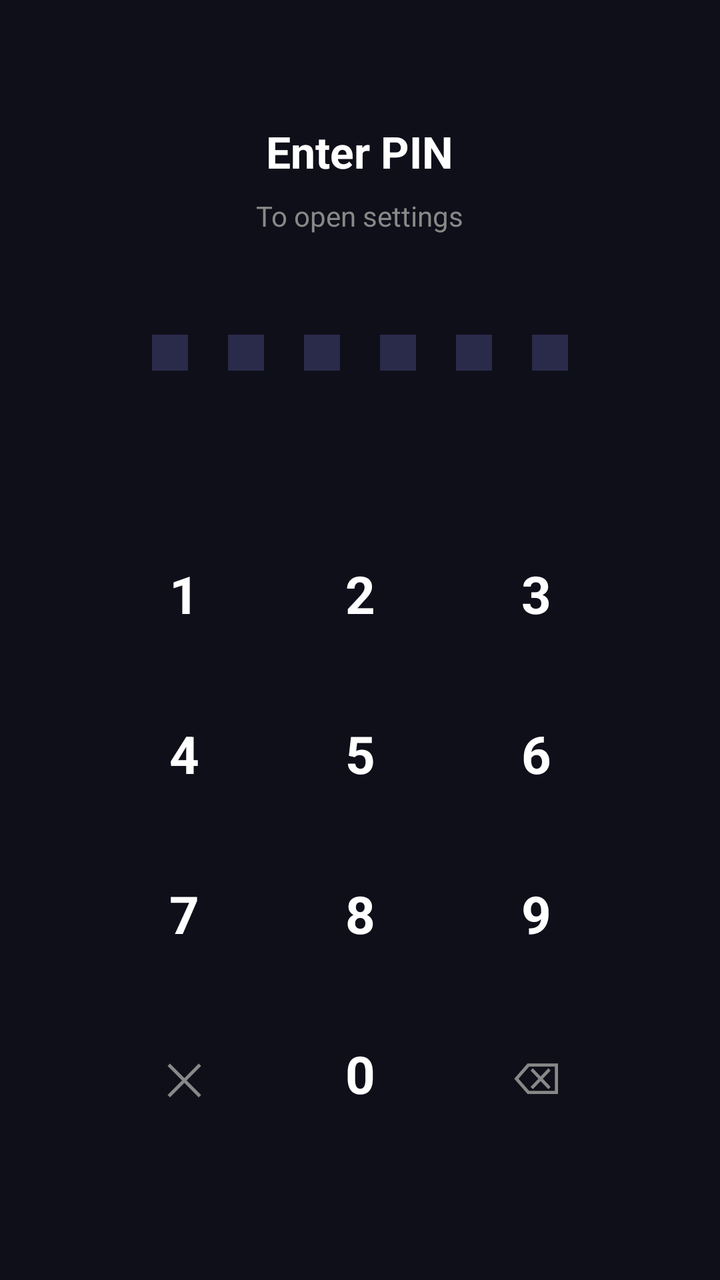
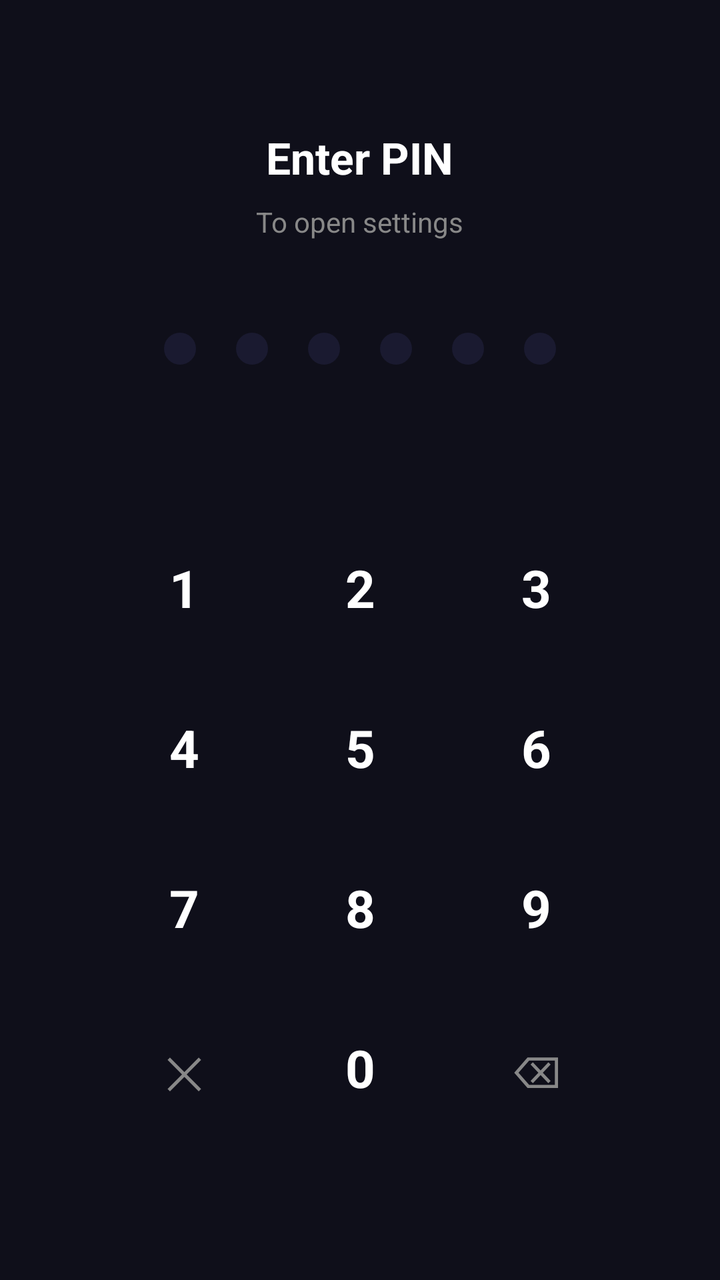

Screens rendered from an Android XML layout before and after an edit, with the pre-edit source and the edit as a unified diff.
<!-- AndroidManifest.xml: application theme Theme.ITNSecureBrowser -->
<!-- res/layout/activity_pin_entry.xml -->
<?xml version="1.0" encoding="utf-8"?>
<LinearLayout xmlns:android="http://schemas.android.com/apk/res/android"
    android:layout_width="match_parent"
    android:layout_height="match_parent"
    android:orientation="vertical"
    android:gravity="center"
    android:background="#0F0F1A"
    android:padding="32dp">

    <TextView
        android:id="@+id/pinTitle"
        android:layout_width="wrap_content"
        android:layout_height="wrap_content"
        android:text="@string/pin_title_enter"
        android:textColor="#FFFFFF"
        android:textSize="22sp"
        android:textStyle="bold"
        android:layout_marginBottom="8dp" />

    <TextView
        android:id="@+id/pinSubtitle"
        android:layout_width="wrap_content"
        android:layout_height="wrap_content"
        android:text="@string/pin_subtitle_open_settings"
        android:textColor="#888888"
        android:textSize="14sp"
        android:layout_marginBottom="40dp" />

    
    <LinearLayout
        android:layout_width="wrap_content"
        android:layout_height="wrap_content"
        android:orientation="horizontal"
        android:gravity="center"
        android:layout_marginBottom="12dp">

        <View android:id="@+id/dot1"
            android:layout_width="18dp" android:layout_height="18dp"
            android:layout_margin="10dp"
            android:background="#2A2A4A" />
        <View android:id="@+id/dot2"
            android:layout_width="18dp" android:layout_height="18dp"
            android:layout_margin="10dp"
            android:background="#2A2A4A" />
        <View android:id="@+id/dot3"
            android:layout_width="18dp" android:layout_height="18dp"
            android:layout_margin="10dp"
            android:background="#2A2A4A" />
        <View android:id="@+id/dot4"
            android:layout_width="18dp" android:layout_height="18dp"
            android:layout_margin="10dp"
            android:background="#2A2A4A" />
        <View android:id="@+id/dot5"
            android:layout_width="18dp" android:layout_height="18dp"
            android:layout_margin="10dp"
            android:background="#2A2A4A" />
        <View android:id="@+id/dot6"
            android:layout_width="18dp" android:layout_height="18dp"
            android:layout_margin="10dp"
            android:background="#2A2A4A" />
    </LinearLayout>

    
    <TextView
        android:id="@+id/pinError"
        android:layout_width="wrap_content"
        android:layout_height="wrap_content"
        android:text=""
        android:textColor="#E94560"
        android:textSize="13sp"
        android:layout_marginBottom="32dp"
        android:visibility="invisible" />

    
    <GridLayout
        android:layout_width="wrap_content"
        android:layout_height="wrap_content"
        android:columnCount="3"
        android:rowCount="4">

        
        <TextView android:id="@+id/key1"  style="@style/PinKey" android:text="1" />
        <TextView android:id="@+id/key2"  style="@style/PinKey" android:text="2" />
        <TextView android:id="@+id/key3"  style="@style/PinKey" android:text="3" />
        
        <TextView android:id="@+id/key4"  style="@style/PinKey" android:text="4" />
        <TextView android:id="@+id/key5"  style="@style/PinKey" android:text="5" />
        <TextView android:id="@+id/key6"  style="@style/PinKey" android:text="6" />
        
        <TextView android:id="@+id/key7"  style="@style/PinKey" android:text="7" />
        <TextView android:id="@+id/key8"  style="@style/PinKey" android:text="8" />
        <TextView android:id="@+id/key9"  style="@style/PinKey" android:text="9" />
        
        <TextView android:id="@+id/keyCancel" style="@style/PinKeySecondary" android:text="✕" />
        <TextView android:id="@+id/key0"      style="@style/PinKey"          android:text="0" />
        <TextView android:id="@+id/keyBack"   style="@style/PinKeySecondary" android:text="⌫" />

    </GridLayout>

</LinearLayout>
<!-- resources referenced by this layout -->
<resources>
  <string name="pin_subtitle_open_settings">To open settings</string>
  <string name="pin_title_enter">Enter PIN</string>
  <style name="PinKey">
          <item name="android:layout_width">80dp</item>
          <item name="android:layout_height">72dp</item>
          <item name="android:gravity">center</item>
          <item name="android:textColor">#FFFFFF</item>
          <item name="android:textSize">26sp</item>
          <item name="android:textStyle">bold</item>
          <item name="android:background">?attr/selectableItemBackground</item>
          <item name="android:layout_margin">4dp</item>
          <item name="android:clickable">true</item>
          <item name="android:focusable">true</item>
      </style>
  <style name="PinKeySecondary">
          <item name="android:layout_width">80dp</item>
          <item name="android:layout_height">72dp</item>
          <item name="android:gravity">center</item>
          <item name="android:textColor">#888888</item>
          <item name="android:textSize">22sp</item>
          <item name="android:background">?attr/selectableItemBackground</item>
          <item name="android:layout_margin">4dp</item>
          <item name="android:clickable">true</item>
          <item name="android:focusable">true</item>
      </style>
  <style name="Theme.ITNSecureBrowser" parent="Theme.MaterialComponents.DayNight.NoActionBar">
          <item name="colorPrimary">@color/tab_active</item>
          <item name="colorPrimaryVariant">@color/bg_tab_bar</item>
          <item name="colorOnPrimary">@color/text_primary</item>
          <item name="colorSecondary">@color/accent</item>
          <item name="colorOnSecondary">@color/text_primary</item>
          <item name="android:windowBackground">@color/bg_toolbar</item>
          <item name="android:statusBarColor">@color/bg_tab_bar</item>
          <item name="android:navigationBarColor">@color/bg_tab_bar</item>
          <item name="android:windowLightStatusBar">false</item>
      </style>
  <color name="tab_active">#0F3460</color>
  <color name="bg_tab_bar">#1A1A2E</color>
  <color name="text_primary">#FFFFFF</color>
  <color name="accent">#E94560</color>
  <color name="bg_toolbar">#16213E</color>
</resources>

<!-- the commit's change to res/layout/activity_pin_entry.xml (unified diff, before → after) -->
@@ -4,7 +4,7 @@
     android:layout_height="match_parent"
     android:orientation="vertical"
     android:gravity="center"
-    android:background="#0F0F1A"
+    android:background="@color/bg_page"
     android:padding="32dp">
 
     <TextView
@@ -12,7 +12,7 @@
         android:layout_width="wrap_content"
         android:layout_height="wrap_content"
         android:text="@string/pin_title_enter"
-        android:textColor="#FFFFFF"
+        android:textColor="@color/text_primary"
         android:textSize="22sp"
         android:textStyle="bold"
         android:layout_marginBottom="8dp" />
@@ -22,9 +22,9 @@
         android:layout_width="wrap_content"
         android:layout_height="wrap_content"
         android:text="@string/pin_subtitle_open_settings"
-        android:textColor="#888888"
+        android:textColor="@color/text_secondary"
         android:textSize="14sp"
-        android:layout_marginBottom="40dp" />
+        android:layout_marginBottom="36dp" />
 
     
     <LinearLayout
@@ -35,29 +35,29 @@
         android:layout_marginBottom="12dp">
 
         <View android:id="@+id/dot1"
-            android:layout_width="18dp" android:layout_height="18dp"
+            android:layout_width="16dp" android:layout_height="16dp"
             android:layout_margin="10dp"
-            android:background="#2A2A4A" />
+            android:background="@drawable/bg_empty_state_card" />
         <View android:id="@+id/dot2"
-            android:layout_width="18dp" android:layout_height="18dp"
+            android:layout_width="16dp" android:layout_height="16dp"
             android:layout_margin="10dp"
-            android:background="#2A2A4A" />
+            android:background="@drawable/bg_empty_state_card" />
         <View android:id="@+id/dot3"
-            android:layout_width="18dp" android:layout_height="18dp"
+            android:layout_width="16dp" android:layout_height="16dp"
             android:layout_margin="10dp"
-            android:background="#2A2A4A" />
+            android:background="@drawable/bg_empty_state_card" />
         <View android:id="@+id/dot4"
-            android:layout_width="18dp" android:layout_height="18dp"
+            android:layout_width="16dp" android:layout_height="16dp"
             android:layout_margin="10dp"
-            android:background="#2A2A4A" />
+            android:background="@drawable/bg_empty_state_card" />
         <View android:id="@+id/dot5"
-            android:layout_width="18dp" android:layout_height="18dp"
+            android:layout_width="16dp" android:layout_height="16dp"
             android:layout_margin="10dp"
-            android:background="#2A2A4A" />
+            android:background="@drawable/bg_empty_state_card" />
         <View android:id="@+id/dot6"
-            android:layout_width="18dp" android:layout_height="18dp"
+            android:layout_width="16dp" android:layout_height="16dp"
             android:layout_margin="10dp"
-            android:background="#2A2A4A" />
+            android:background="@drawable/bg_empty_state_card" />
     </LinearLayout>
 
     
@@ -66,7 +66,7 @@
         android:layout_width="wrap_content"
         android:layout_height="wrap_content"
         android:text=""
-        android:textColor="#E94560"
+        android:textColor="@color/accent"
         android:textSize="13sp"
         android:layout_marginBottom="32dp"
         android:visibility="invisible" />
@@ -78,19 +78,15 @@
         android:columnCount="3"
         android:rowCount="4">
 
-        
         <TextView android:id="@+id/key1"  style="@style/PinKey" android:text="1" />
         <TextView android:id="@+id/key2"  style="@style/PinKey" android:text="2" />
         <TextView android:id="@+id/key3"  style="@style/PinKey" android:text="3" />
-        
         <TextView android:id="@+id/key4"  style="@style/PinKey" android:text="4" />
         <TextView android:id="@+id/key5"  style="@style/PinKey" android:text="5" />
         <TextView android:id="@+id/key6"  style="@style/PinKey" android:text="6" />
-        
         <TextView android:id="@+id/key7"  style="@style/PinKey" android:text="7" />
         <TextView android:id="@+id/key8"  style="@style/PinKey" android:text="8" />
         <TextView android:id="@+id/key9"  style="@style/PinKey" android:text="9" />
-        
         <TextView android:id="@+id/keyCancel" style="@style/PinKeySecondary" android:text="✕" />
         <TextView android:id="@+id/key0"      style="@style/PinKey"          android:text="0" />
         <TextView android:id="@+id/keyBack"   style="@style/PinKeySecondary" android:text="⌫" />
<!-- resource entries referenced after the edit -->
@@ -18,7 +18,7 @@
           <item name="android:layout_width">80dp</item>
           <item name="android:layout_height">72dp</item>
           <item name="android:gravity">center</item>
-          <item name="android:textColor">#888888</item>
+          <item name="android:textColor">@color/text_secondary</item>
           <item name="android:textSize">22sp</item>
           <item name="android:background">?attr/selectableItemBackground</item>
           <item name="android:layout_margin">4dp</item>
@@ -36,10 +36,20 @@
           <item name="android:navigationBarColor">@color/bg_tab_bar</item>
           <item name="android:windowLightStatusBar">false</item>
       </style>
+  <color name="empty_icon_bg">#1A1A30</color>
   <color name="tab_active">#0F3460</color>
   <color name="bg_tab_bar">#1A1A2E</color>
   <color name="text_primary">#FFFFFF</color>
+  <color name="text_secondary">#888888</color>
+  <!-- drawable bg_empty_state_card (drawable) -->
+  <?xml version="1.0" encoding="utf-8"?>
+  <shape xmlns:android="http://schemas.android.com/apk/res/android"
+      android:shape="rectangle">
+      <corners android:radius="20dp" />
+      <solid android:color="@color/empty_icon_bg" />
+  </shape>
   <color name="accent">#E94560</color>
+  <color name="bg_page">#0F0F1A</color>
   <color name="bg_toolbar">#16213E</color>
 </resources>
 
